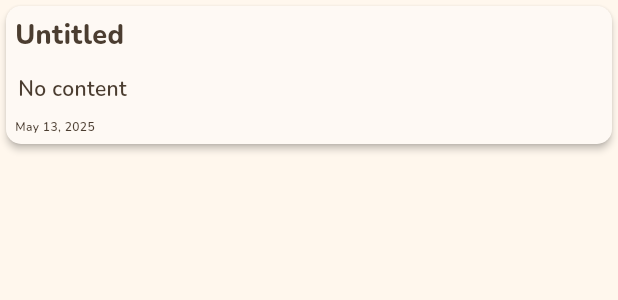
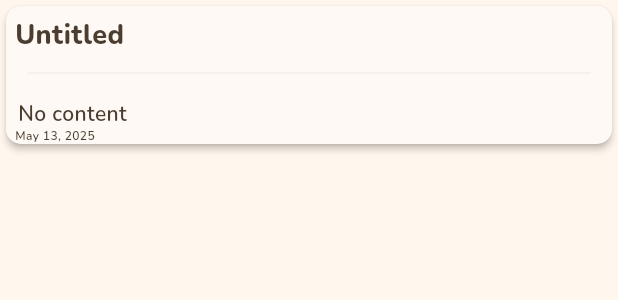
Before and after one commit to Tomercio/peteks, a Flutter app: the NoteCard widget shown alone on an empty page, opened directly with empty values, on a phone screen of 412 x 824 dp. Shown: the top 300 px of the screen. Run offline on Flutter 3.47's test engine with Material 3 defaults, Android fonts, the phone set to English and light mode, and no system bars; our stand-ins replace google_sign_in, hive, hive_flutter, image_picker, package_info_plus, permission_handler and 2 more; missing offline and left inert: flutter_quill, flutter_sound, googleapis, pattern_lock; accounts and stored records are empty.

Commit message:
last fixes

```diff
--- a/lib/main.dart
+++ b/lib/main.dart
@@ -185,7 +185,8 @@ class _MyAppState extends State<MyApp> {
   Widget build(BuildContext context) {
     return MultiProvider(
       providers: [
-        Provider<StorageService>.value(value: widget.storageService),
+        ChangeNotifierProvider<StorageService>.value(
+            value: widget.storageService),
         ChangeNotifierProvider<ThemeService>(
           create: (_) => ThemeService(_themeMode, widget.storageService),
         ),
--- a/lib/services/storage_service.dart
+++ b/lib/services/storage_service.dart
@@ -3,7 +3,7 @@ import '../models/note.dart';
 import 'package:flutter/material.dart';
 import 'dart:async';
 
-class StorageService {
+class StorageService extends ChangeNotifier {
   static const String _notesBoxName = 'notes_box';
   static const String _settingsBoxName = 'settings_box';
 
@@ -18,6 +18,8 @@ class StorageService {
   }
 
   StorageService._internal();
+
+  String? _nickname;
 
   // Initialize Hive and open boxes
   Future<void> init() async {
@@ -102,13 +104,13 @@ class StorageService {
   }
 
   // Nickname operations
-  Future<void> setNickname(String nickname) async {
-    await _settingsBox.put('nickname', nickname);
+  void setNickname(String nickname) {
+    _nickname = nickname;
+    saveSetting('nickname', nickname);
+    notifyListeners();
   }
 
-  String? getNickname() {
-    return _settingsBox.get('nickname') as String?;
-  }
+  String? getNickname() => _nickname;
 
   // Close boxes when app is shutting down
   Future<void> close() async {
--- a/lib/ui/widgets/note_card.dart
+++ b/lib/ui/widgets/note_card.dart
@@ -208,16 +208,15 @@ class _NoteCardState extends State<NoteCard>
                           ],
                         ),
                         const SizedBox(height: 8),
-                        // Ultra thin blurry divider for both modes
-                        ClipRRect(
-                          borderRadius: BorderRadius.circular(1),
-                          child: BackdropFilter(
-                            filter: ui.ImageFilter.blur(sigmaX: 3, sigmaY: 3),
-                            child: Container(
-                              height: 1,
+                        Container(
+                          height: 1.5,
                           width: double.infinity,
-                              color: Colors.white.withAlpha(10),
-                            ),
+                          margin: const EdgeInsets.symmetric(
+                              vertical: 8, horizontal: 8),
+                          decoration: BoxDecoration(
+                            color: const Color(0xFFB0AFAF)
+                                .withAlpha((0.12 * 255).toInt()),
+                            borderRadius: BorderRadius.circular(2),
                           ),
                         ),
                         const SizedBox(height: 12),
@@ -332,76 +331,24 @@ class _NoteCardState extends State<NoteCard>
                           overflow: TextOverflow.ellipsis,
                         ),
                         const SizedBox(height: 12),
-                        Row(
+                        Center(
+                          child: Column(
+                            mainAxisSize: MainAxisSize.min,
                             children: [
                               Icon(Icons.lock,
-                                size: 18, color: theme.colorScheme.primary),
-                            const SizedBox(width: 8),
+                                  size: 22, color: theme.colorScheme.primary),
+                              const SizedBox(height: 4),
                               Text(
                                 'Secured Note',
                                 style: TextStyle(
                                   fontSize: 14,
-                                color: textColor.withAlpha((0.7 * 255).toInt()),
+                                  color:
+                                      textColor.withAlpha((0.7 * 255).toInt()),
                                   fontFamily: 'Nunito',
                                 ),
                               ),
                             ],
                           ),
-                        const Spacer(),
-                        Row(
-                          crossAxisAlignment: CrossAxisAlignment.center,
-                          children: [
-                            Text(
-                              formattedDate,
-                              style: TextStyle(
-                                fontSize:
-                                    widget.mode == NoteCardMode.grid ? 8 : 10,
-                                color: textColor,
-                                fontFamily: 'Nunito',
-                              ),
-                            ),
-                            if (widget.note.tags.isNotEmpty) ...[
-                              const SizedBox(width: 8),
-                              Wrap(
-                                spacing: 4,
-                                runSpacing: 4,
-                                children: widget.note.tags.map((tag) {
-                                  return Container(
-                                    padding: EdgeInsets.symmetric(
-                                        horizontal:
-                                            widget.mode == NoteCardMode.grid
-                                                ? 4
-                                                : 10,
-                                        vertical:
-                                            widget.mode == NoteCardMode.grid
-                                                ? 1
-                                                : 4),
-                                    decoration: BoxDecoration(
-                                      color: tagBgColor,
-                                      borderRadius: BorderRadius.circular(
-                                          widget.mode == NoteCardMode.grid
-                                              ? 6
-                                              : 12),
-                                    ),
-                                    child: Text(
-                                      tag,
-                                      style: TextStyle(
-                                        fontSize:
-                                            widget.mode == NoteCardMode.grid
-                                                ? 8
-                                                : 12,
-                                        color: tagTextColor,
-                                        fontWeight: FontWeight.w600,
-                                        fontFamily: 'Nunito',
-                                      ),
-                                      maxLines: 1,
-                                      overflow: TextOverflow.ellipsis,
-                                    ),
-                                  );
-                                }).toList(),
-                              ),
-                            ]
-                          ],
                         ),
                       ],
                     )
@@ -465,22 +412,15 @@ class _NoteCardState extends State<NoteCard>
                           ],
                         ),
                         const SizedBox(height: 4),
-                        // Centered, short blurry divider for both modes (60% width)
-                        Align(
-                          alignment: Alignment.center,
-                          child: FractionallySizedBox(
-                            widthFactor: 0.8,
-                            child: ClipRRect(
-                              borderRadius: BorderRadius.circular(1),
-                              child: BackdropFilter(
-                                filter:
-                                    ui.ImageFilter.blur(sigmaX: 3, sigmaY: 3),
-                                child: Container(
-                                  height: 1,
-                                  color: Colors.white.withAlpha(10),
-                                ),
-                              ),
-                            ),
+                        Container(
+                          height: 1.5,
+                          width: double.infinity,
+                          margin: const EdgeInsets.symmetric(
+                              vertical: 8, horizontal: 8),
+                          decoration: BoxDecoration(
+                            color: const Color(0xFFB0AFAF)
+                                .withAlpha((0.12 * 255).toInt()),
+                            borderRadius: BorderRadius.circular(2),
                           ),
                         ),
                         const SizedBox(height: 8),
```
Also changed, not shown: lib/ui/screens/settings_screen.dart (+100 -53 lines). Lines whose indentation alone changed are shown as unchanged.
